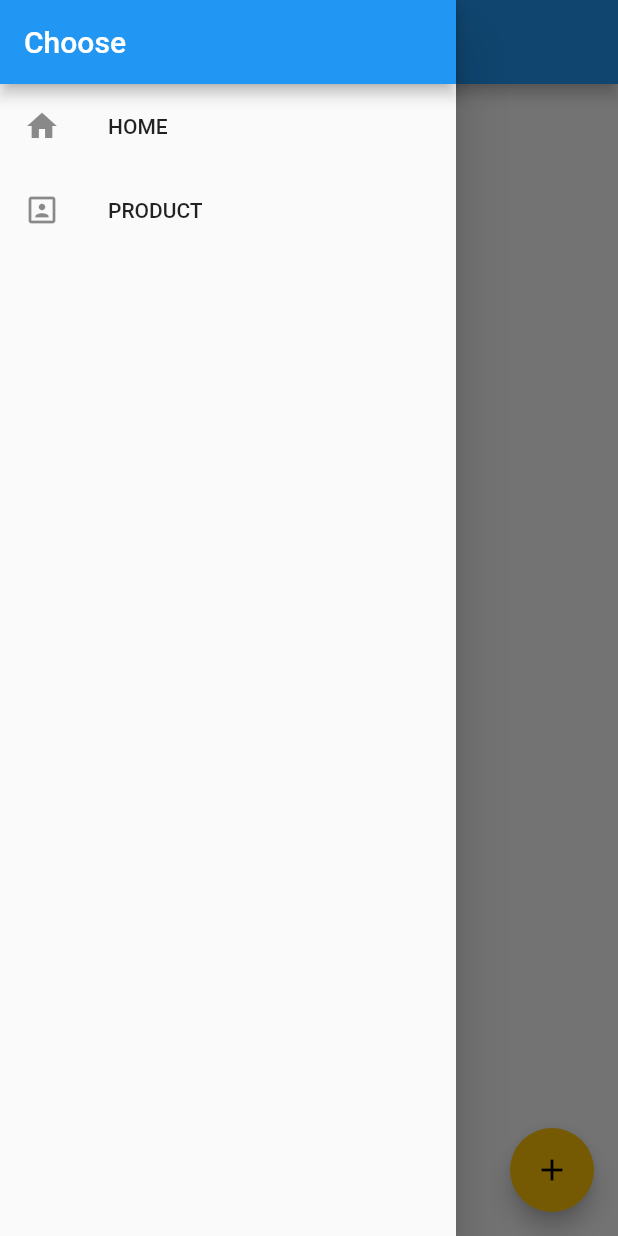
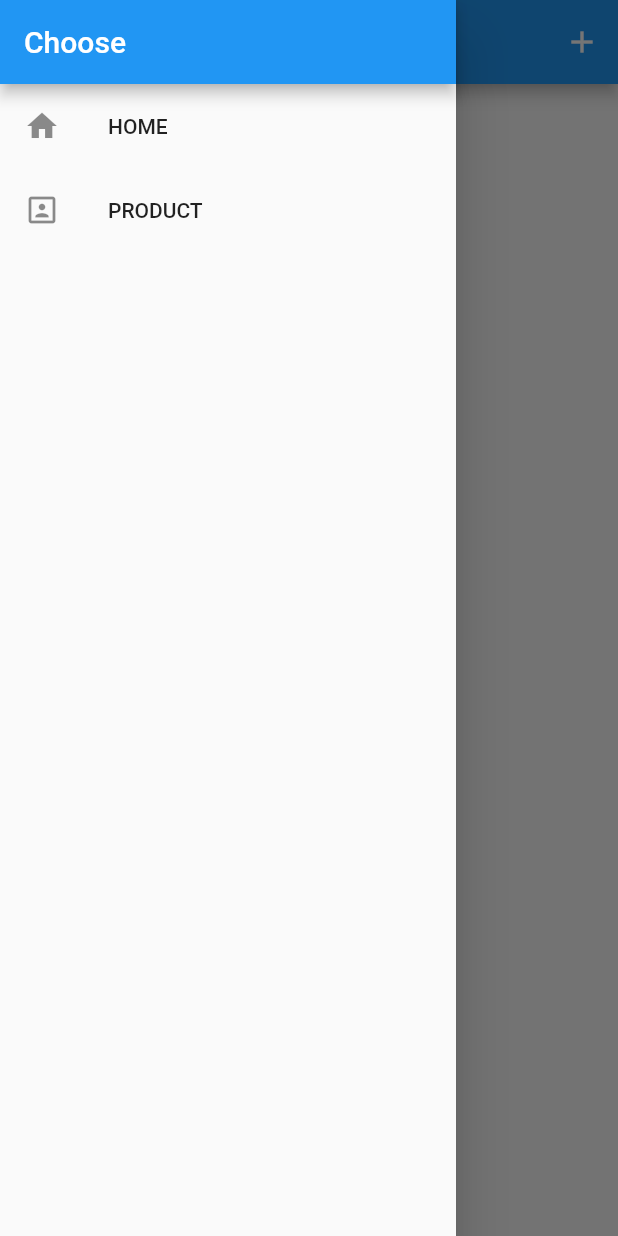
Before and after one commit to bori0211/practice, a Flutter app: the ProductListScreen screen opened by its route, with the side drawer open, on a phone screen of 412 x 824 dp. Run offline on Flutter 3.47's test engine with Material 2 defaults, Android fonts, the phone set to English and light mode, and no system bars; our stand-ins replace geolocator, google_maps_flutter, google_sign_in, image_picker, location, rxdart and 2 more; missing offline and left inert: android_alarm_manager, background_fetch, flutter_background_geolocation, flutter_web, flutter_webview_plugin; accounts and stored records are empty; network calls fail.

Commit message:
add btn move

```diff
--- a/flutter-2020/my_product/lib/screens/product_list.dart
+++ b/flutter-2020/my_product/lib/screens/product_list.dart
@@ -32,6 +32,14 @@ class ProductListScreen extends StatelessWidget {
     return Scaffold(
       appBar: AppBar(
         title: Text("PRODUCT"),
+        actions: <Widget>[
+          IconButton(
+            icon: Icon(Icons.add),
+            onPressed: () {
+              Navigator.pushNamed<bool>(context, "/product/new");
+            },
+          ),
+        ],
       ),
       drawer: MainDrawer(),
       body: Container(
@@ -62,13 +70,6 @@ class ProductListScreen extends StatelessWidget {
           },
         ),
       ),
-      floatingActionButton: FloatingActionButton(
-        onPressed: () {
-          Navigator.pushNamed<bool>(context, "/product/new");
-        },
-        tooltip: "Add",
-        child: Icon(Icons.add),
-      ),
     );
   }
 }
```
